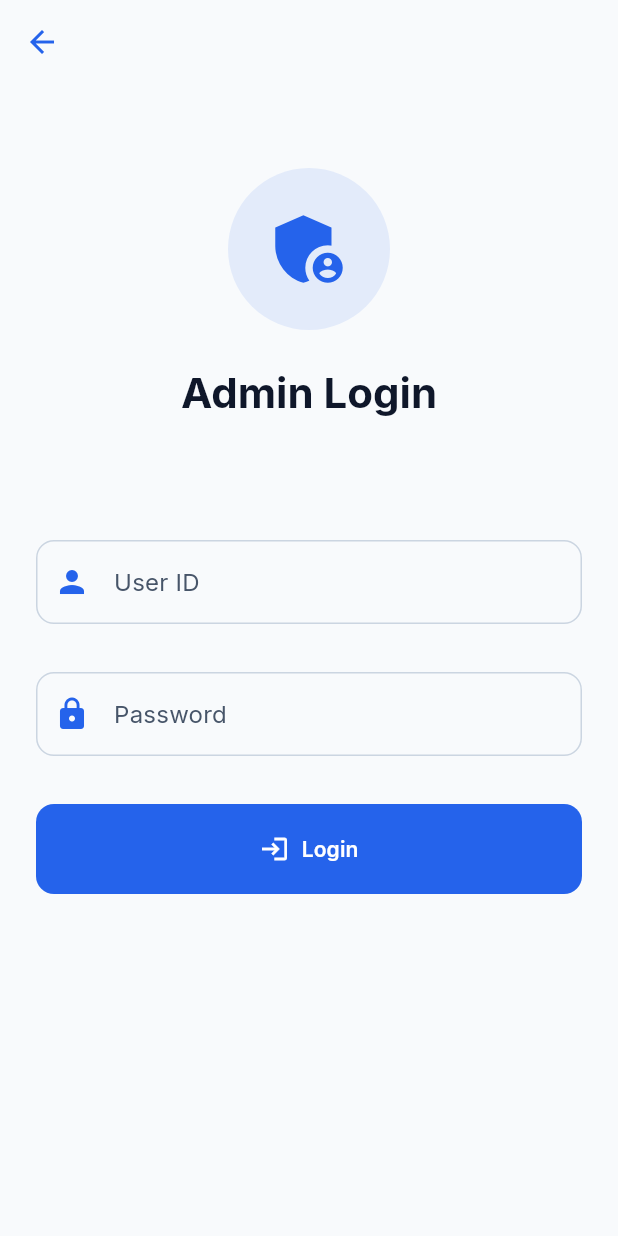
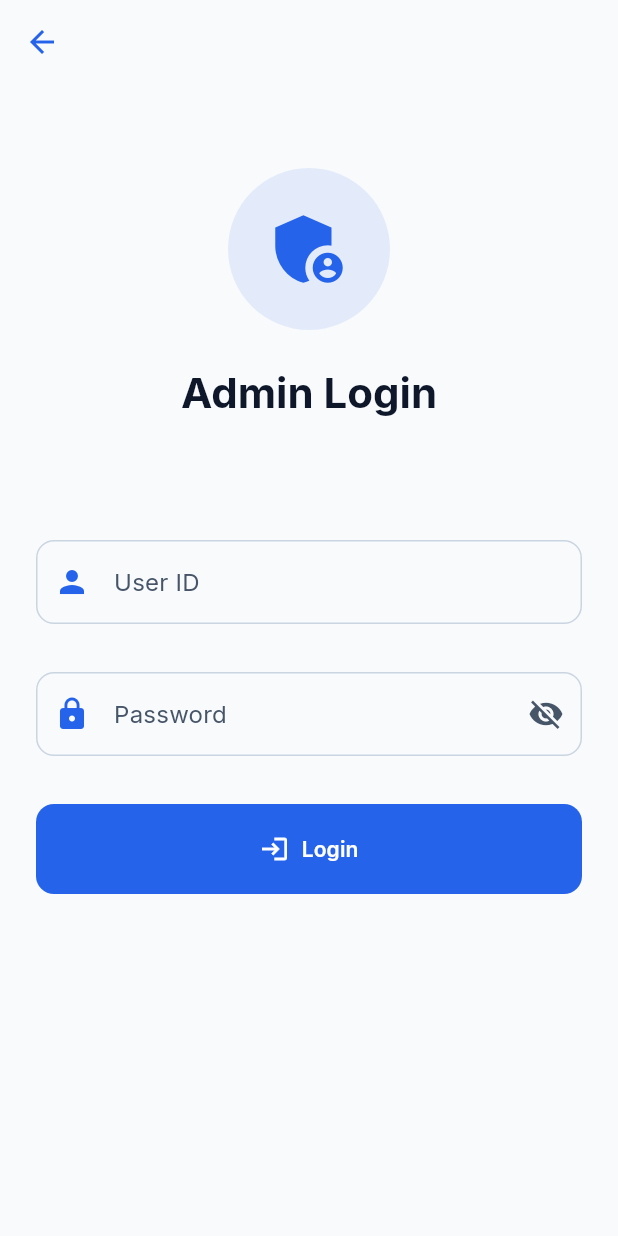
Before and after one commit to krishna2006-creator/bus-app, a Flutter app: the screen it shows after launch, after a tap on "Admin Login", on a phone screen of 412 x 824 dp. Run offline on Flutter 3.47's test engine with Material 3 defaults, Android fonts, the phone set to English and light mode, and no system bars; our stand-ins replace file_picker, firebase_core, firebase_messaging, flutter_local_notifications, flutter_map, geolocator and 7 more; missing offline and left inert: flutter_pdfview; accounts and stored records are empty; network calls fail.

Commit message:
Add password visibility toggle to login and driver management

```diff
--- a/lib/screens/login_page.dart
+++ b/lib/screens/login_page.dart
@@ -20,6 +20,7 @@ class _LoginPageState extends State<LoginPage> {
   final _idController = TextEditingController();
   final _passwordController = TextEditingController();
   bool _isLoading = false;
+  bool _obscurePassword = true;
 
   @override
   void dispose() {
@@ -200,10 +201,21 @@ class _LoginPageState extends State<LoginPage> {
                 const SizedBox(height: AppSpacing.md),
                 TextField(
                   controller: _passwordController,
-                  obscureText: true,
+                  obscureText: _obscurePassword,
                   decoration: InputDecoration(
                     labelText: 'Password',
                     prefixIcon: Icon(Icons.lock, color: roleColor),
+                    suffixIcon: IconButton(
+                      icon: Icon(
+                        _obscurePassword ? Icons.visibility_off : Icons.visibility,
+                        color: AppColors.grey600,
+                      ),
+                      onPressed: () {
+                        setState(() {
+                          _obscurePassword = !_obscurePassword;
+                        });
+                      },
+                    ),
                     border: OutlineInputBorder(
                       borderRadius: BorderRadius.circular(AppRadius.md),
                       borderSide: BorderSide(color: AppColors.grey300),
```
Also changed, not shown: lib/screens/admin/manage_drivers_page.dart (+23 -5 lines).
